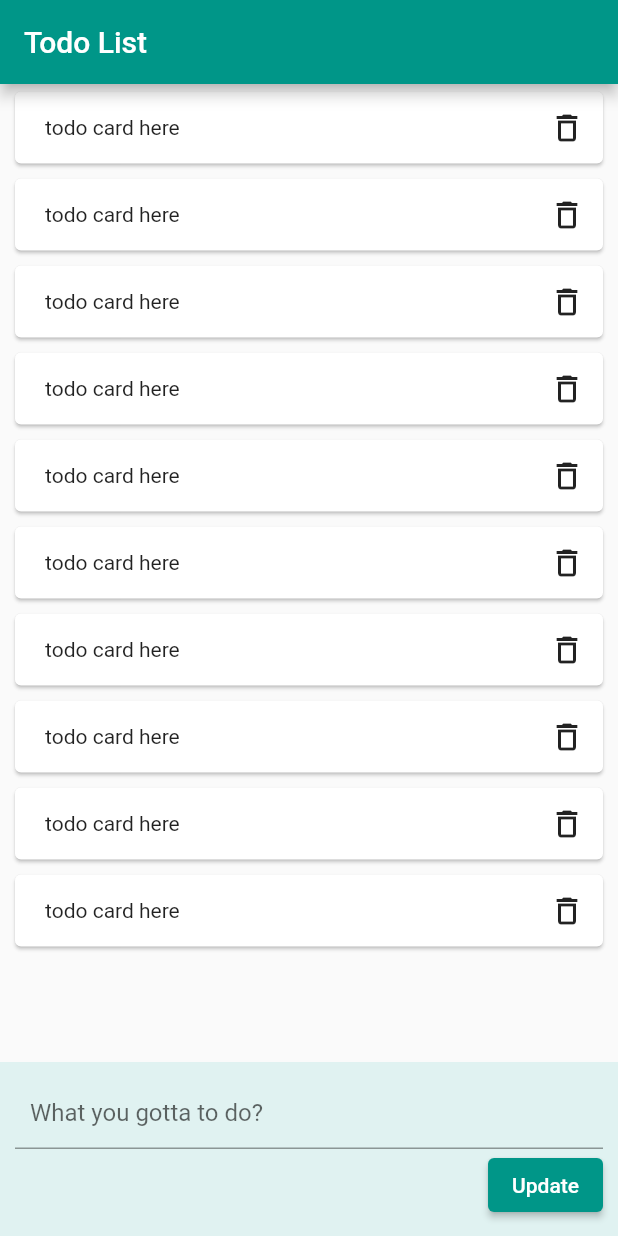
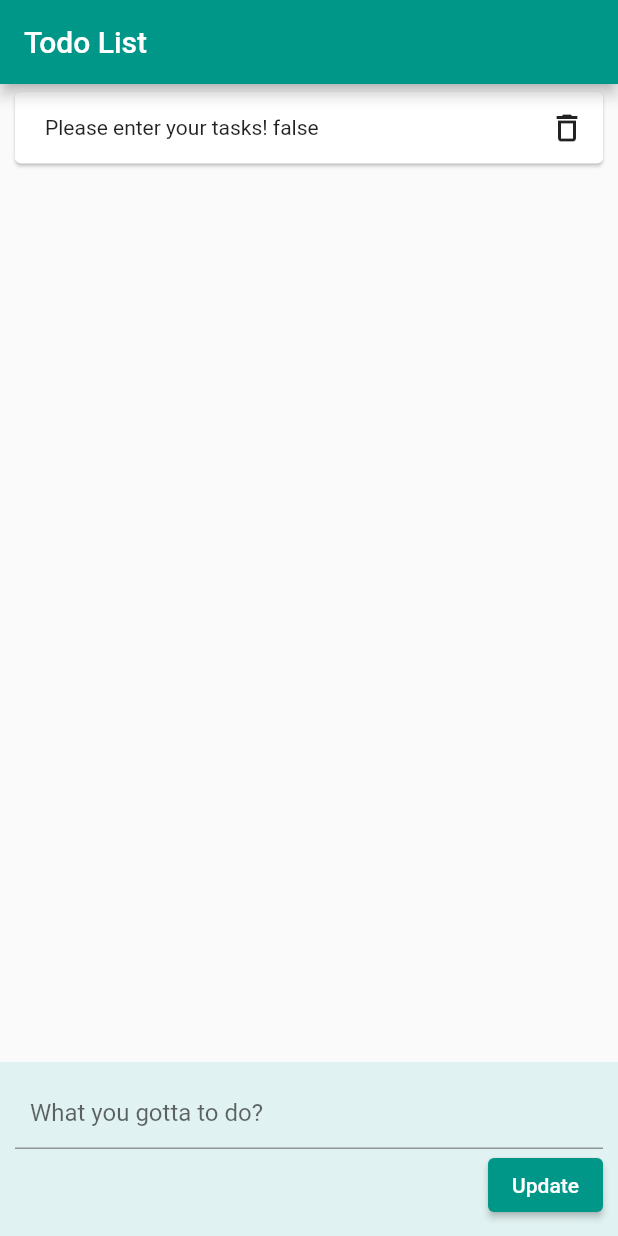
Before and after one commit to donna6355/flutterstudy, a Flutter app: the screen it shows after launch, on a phone screen of 412 x 824 dp. Run offline on Flutter 3.47's test engine with Material 2 defaults, Android fonts, the phone set to English and light mode, and no system bars.

Commit message:
need to study more

```diff
--- a/fire_base/lib/provider/todoState.dart
+++ b/fire_base/lib/provider/todoState.dart
@@ -43,4 +43,16 @@ class TodoState extends ChangeNotifier {
     _todoList.add(newTodo);
     notifyListeners();
   }
+
+  void doneStatus(String givenId) {
+    print(givenId);
+    _todoList[0].isDone = true;
+    // need to fix
+    notifyListeners();
+  }
+
+  void delete(String givenId) {
+    _todoList.removeWhere((item) => item.id == givenId);
+    notifyListeners();
+  }
 }
--- a/fire_base/lib/todoCard.dart
+++ b/fire_base/lib/todoCard.dart
@@ -1,6 +1,16 @@
 import 'package:flutter/material.dart';
+import 'package:provider/provider.dart';
+
+import '../provider/todoState.dart';
 
 class TodoCard extends StatelessWidget {
+  final String task;
+  final bool isDone;
+  final bool isDeleted;
+  final String id;
+
+  TodoCard(this.task, this.isDone, this.isDeleted, this.id);
+
   @override
   Widget build(BuildContext context) {
     return Card(
@@ -10,10 +20,17 @@ class TodoCard extends StatelessWidget {
           Expanded(
             child: GestureDetector(
               onTap: () {
-                print('tap');
+                Provider.of<TodoState>(context, listen: false).doneStatus(id);
               },
               child: Container(
-                child: Text('todo card here'),
+                child: Text(
+                  '$task $isDone',
+                  style: TextStyle(
+                    decoration: isDone
+                        ? TextDecoration.lineThrough
+                        : TextDecoration.none,
+                  ),
+                ),
                 padding: EdgeInsets.only(
                   left: 20,
                 ),
@@ -22,6 +39,7 @@ class TodoCard extends StatelessWidget {
           ),
           IconButton(
             onPressed: () {
+              Provider.of<TodoState>(context, listen: false).delete(id);
               print('delete');
             },
             icon: const Icon(Icons.delete_outline),
--- a/fire_base/lib/todoinput.dart
+++ b/fire_base/lib/todoinput.dart
@@ -3,7 +3,7 @@ import 'package:provider/provider.dart';
 import '../provider/todoState.dart';
 
 class Todoinput extends StatelessWidget {
-  final taskControl = TextEditingController();
+  final _taskControl = TextEditingController();
   @override
   Widget build(BuildContext context) {
     return Container(
@@ -13,7 +13,7 @@ class Todoinput extends StatelessWidget {
         crossAxisAlignment: CrossAxisAlignment.end,
         children: [
           TextFormField(
-            controller: taskControl,
+            controller: _taskControl,
             decoration: const InputDecoration(
               contentPadding: EdgeInsets.fromLTRB(10, 0, 10, 0),
               labelText: 'What you gotta to do?',
@@ -22,7 +22,9 @@ class Todoinput extends StatelessWidget {
           ElevatedButton(
             onPressed: () {
               Provider.of<TodoState>(context, listen: false)
-                  .addTodo(taskControl.text);
+                  .addTodo(_taskControl.text);
+              _taskControl.clear();
+              // loose focus!
             },
             child: Text('Update'),
           ),
--- a/fire_base/lib/todos.dart
+++ b/fire_base/lib/todos.dart
@@ -1,6 +1,9 @@
 import 'package:flutter/material.dart';
+import 'package:provider/provider.dart';
+
 import './todoinput.dart';
 import './todoCard.dart';
+import '../provider/todoState.dart';
 
 class Todos extends StatelessWidget {
   @override
@@ -12,20 +15,19 @@ class Todos extends StatelessWidget {
         body: Column(
           children: [
             Expanded(
-                child: ListView(
-              children: <Widget>[
-                TodoCard(),
-                TodoCard(),
-                TodoCard(),
-                TodoCard(),
-                TodoCard(),
-                TodoCard(),
-                TodoCard(),
-                TodoCard(),
-                TodoCard(),
-                TodoCard(),
-              ],
-            )),
+              child: Consumer<TodoState>(
+                builder: (context, todoState, child) {
+                  return ListView.builder(
+                    itemBuilder: (context, idx) {
+                      final items = todoState.getList[idx];
+                      return TodoCard(
+                          items.todo, items.isDeleted, items.isDone, items.id);
+                    },
+                    itemCount: todoState.getList.length,
+                  );
+                },
+              ),
+            ),
             Todoinput(),
           ],
         ));
```
